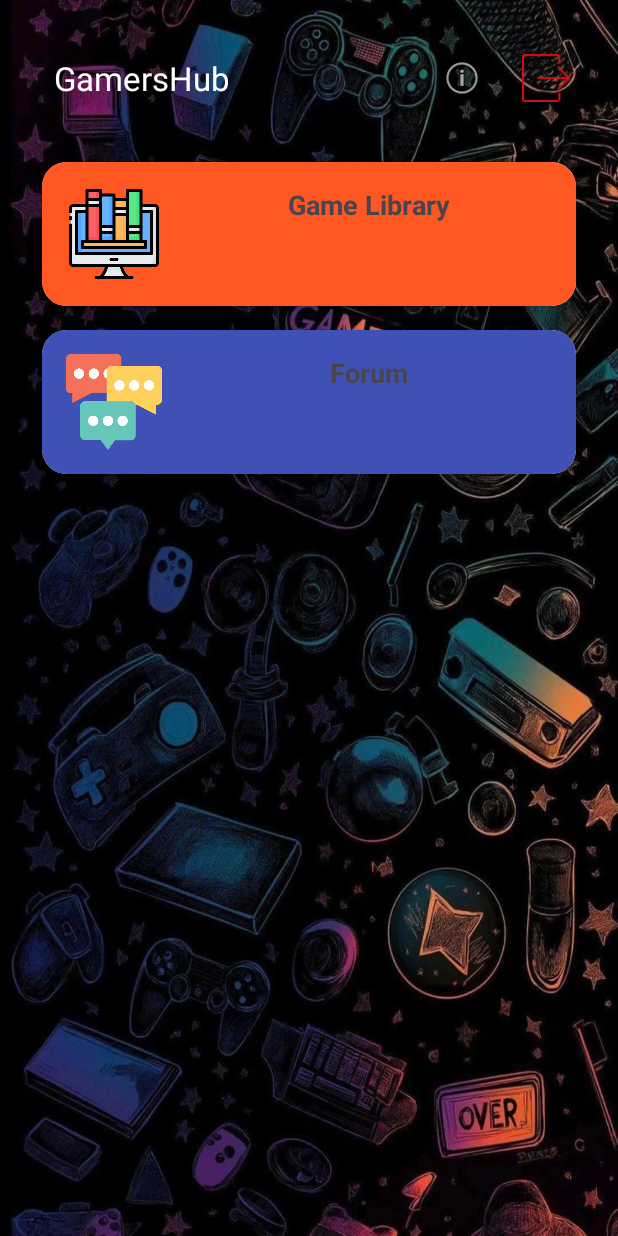
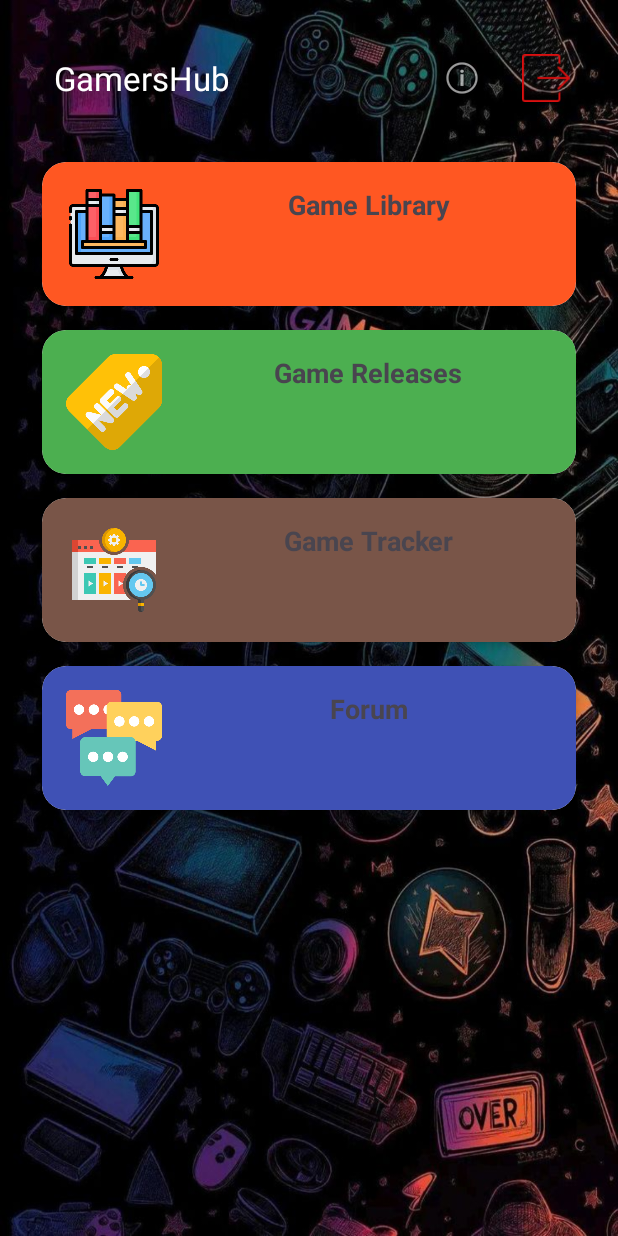
Before and after one commit to jdg3092/GamersHub, an Android app: the MainFragment screen opened through its navigation route, on a phone screen of 412 x 824 dp. Run offline under Robolectric (Android 15) with nearby library versions, the phone set to English and light mode, and no system bars; our stand-ins replace Firebase (no records; nobody signed in at launch, a user with empty details on screens opened directly), navigation-ui.

Commit message:
(feat) GameRelease and Game Tracker

```diff
--- a/app/src/main/java/com/example/gamershub/ui/fragment/MainFragment.kt
+++ b/app/src/main/java/com/example/gamershub/ui/fragment/MainFragment.kt
@@ -55,6 +55,8 @@ class MainFragment : Fragment() {
     private fun configurarRecyclerView() {
         val options = listOf(
             MainOption("Game Library", R.drawable.ic_game_library, R.id.action_mainFragment_to_gameLibraryFragment, R.drawable.bg_game_library),
+            MainOption("Game Releases", R.drawable.ic_game_releases, R.id.action_mainFragment_to_gameReleaseFragment, R.drawable.bg_game_release),
+            MainOption("Game Tracker", R.drawable.ic_game_tracker, R.id.action_mainFragment_to_gameTrackerFragment, R.drawable.bg_game_tracker),
             MainOption("Forum", R.drawable.ic_forum, R.id.action_mainFragment_to_forumFragment, R.drawable.bg_forum),
 
         )
--- /dev/null
+++ b/app/src/main/res/drawable/bg_game_release.xml
@@ -0,0 +1,5 @@
+<?xml version="1.0" encoding="utf-8"?>
+<shape xmlns:android="http://schemas.android.com/apk/res/android">
+    <solid android:color="#4CAF50" /> <!-- verde -->
+    <corners android:radius="16dp" />
+</shape>
--- /dev/null
+++ b/app/src/main/res/drawable/bg_game_tracker.xml
@@ -0,0 +1,5 @@
+<?xml version="1.0" encoding="utf-8"?>
+<shape xmlns:android="http://schemas.android.com/apk/res/android">
+    <solid android:color="#795548" /> <!-- marrón -->
+    <corners android:radius="16dp" />
+</shape>
--- /dev/null
+++ b/app/src/main/res/layout/fragment_gamerelease.xml
@@ -0,0 +1,6 @@
+<?xml version="1.0" encoding="utf-8"?>
+<androidx.constraintlayout.widget.ConstraintLayout xmlns:android="http://schemas.android.com/apk/res/android"
+    android:layout_width="match_parent"
+    android:layout_height="match_parent">
+
+</androidx.constraintlayout.widget.ConstraintLayout>
--- /dev/null
+++ b/app/src/main/res/layout/fragment_gametracker.xml
@@ -0,0 +1,6 @@
+<?xml version="1.0" encoding="utf-8"?>
+<androidx.constraintlayout.widget.ConstraintLayout xmlns:android="http://schemas.android.com/apk/res/android"
+    android:layout_width="match_parent"
+    android:layout_height="match_parent">
+
+</androidx.constraintlayout.widget.ConstraintLayout>
--- a/app/src/main/res/navigation/nav_graph.xml
+++ b/app/src/main/res/navigation/nav_graph.xml
@@ -42,6 +42,12 @@
         <action
             android:id="@+id/action_mainFragment_to_gameLibraryFragment"
             app:destination="@id/gameLibraryFragment" />
+        <action
+            android:id="@+id/action_mainFragment_to_gameReleaseFragment"
+            app:destination="@id/gameReleaseFragment" />
+        <action
+            android:id="@+id/action_mainFragment_to_gameTrackerFragment"
+            app:destination="@id/gameTrackerFragment" />
     </fragment>
     <dialog
         android:id="@+id/registerDialog"
@@ -98,4 +104,14 @@
         android:id="@+id/detailsGameFragment"
         android:name="com.example.gamershub.ui.fragment.DetailsGameFragment"
         android:label="DetailsGameFragment" />
+    <fragment
+        tools:layout="@layout/fragment_gamerelease"
+        android:id="@+id/gameReleaseFragment"
+        android:name="com.example.gamershub.ui.fragment.GameReleaseFragment"
+        android:label="GameReleaseFragment" />
+    <fragment
+        tools:layout="@layout/fragment_gametracker"
+        android:id="@+id/gameTrackerFragment"
+        android:name="com.example.gamershub.ui.fragment.GameTrackerFragment"
+        android:label="GameTrackerFragment" />
 </navigation>
```
Also changed, not shown: app/src/main/java/com/example/gamershub/ui/fragment/GameReleaseFragment.kt (added, +20 -0 lines), app/src/main/java/com/example/gamershub/ui/fragment/GameTrackerFragment.kt (added, +20 -0 lines), app/src/main/res/drawable/ic_game_releases.png (added), app/src/main/res/drawable/ic_game_tracker.png (added).
